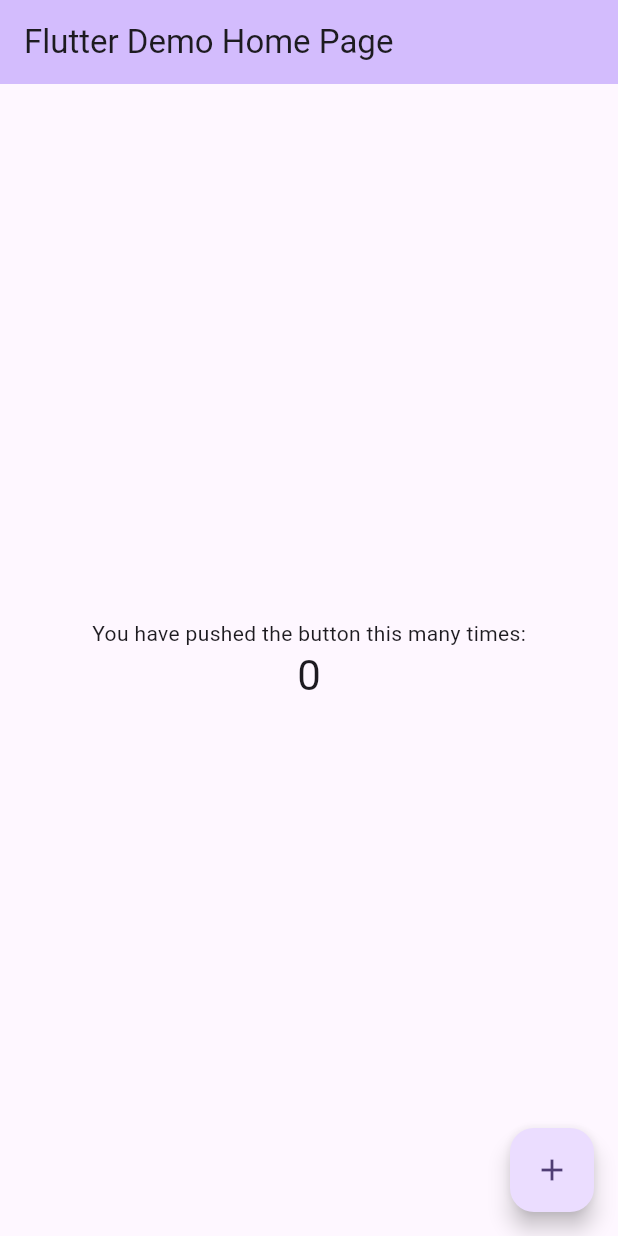
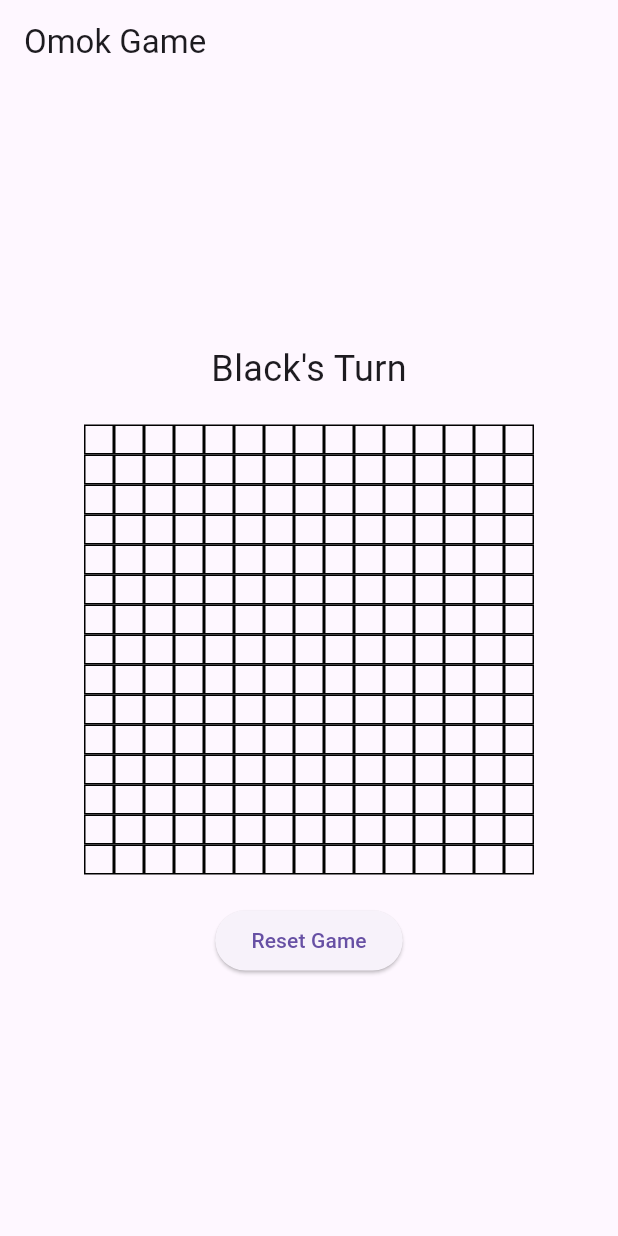
Before and after one commit to kshLithium/omok_game, a Flutter app: the screen it shows after launch, on a phone screen of 412 x 824 dp. Run offline on Flutter 3.47's test engine with Material 3 defaults, Android fonts, the light colour scheme and no system bars.

Commit message:
code omok-game

```diff
--- a/lib/main.dart
+++ b/lib/main.dart
@@ -1,125 +1,112 @@
 import 'package:flutter/material.dart';
 
-void main() {
-  runApp(const MyApp());
-}
+void main() => runApp(OmokGameApp());
 
-class MyApp extends StatelessWidget {
-  const MyApp({super.key});
-
-  // This widget is the root of your application.
+class OmokGameApp extends StatelessWidget {
   @override
   Widget build(BuildContext context) {
     return MaterialApp(
-      title: 'Flutter Demo',
+      title: 'Omok Game',
       theme: ThemeData(
-        // This is the theme of your application.
-        //
-        // TRY THIS: Try running your application with "flutter run". You'll see
-        // the application has a purple toolbar. Then, without quitting the app,
-        // try changing the seedColor in the colorScheme below to Colors.green
-        // and then invoke "hot reload" (save your changes or press the "hot
-        // reload" button in a Flutter-supported IDE, or press "r" if you used
-        // the command line to start the app).
-        //
-        // Notice that the counter didn't reset back to zero; the application
-        // state is not lost during the reload. To reset the state, use hot
-        // restart instead.
-        //
-        // This works for code too, not just values: Most code changes can be
-        // tested with just a hot reload.
-        colorScheme: ColorScheme.fromSeed(seedColor: Colors.deepPurple),
-        useMaterial3: true,
+        primarySwatch: Colors.blue,
       ),
-      home: const MyHomePage(title: 'Flutter Demo Home Page'),
+      home: OmokGame(),
     );
   }
 }
 
-class MyHomePage extends StatefulWidget {
-  const MyHomePage({super.key, required this.title});
+class OmokGame extends StatefulWidget {
+  @override
+  _OmokGameState createState() => _OmokGameState();
+}
 
-  // This widget is the home page of your application. It is stateful, meaning
-  // that it has a State object (defined below) that contains fields that affect
-  // how it looks.
-
-  // This class is the configuration for the state. It holds the values (in this
-  // case the title) provided by the parent (in this case the App widget) and
-  // used by the build method of the State. Fields in a Widget subclass are
-  // always marked "final".
-
-  final String title;
+class _OmokGameState extends State<OmokGame> {
+  late List<List<int>> board;
+  late bool isBlackTurn;
 
   @override
-  State<MyHomePage> createState() => _MyHomePageState();
-}
+  void initState() {
+    super.initState();
+    initializeBoard();
+  }
 
-class _MyHomePageState extends State<MyHomePage> {
-  int _counter = 0;
+  void initializeBoard() {
+    board = List.generate(15, (_) => List.generate(15, (_) => 0));
+    isBlackTurn = true;
+  }
 
-  void _incrementCounter() {
-    setState(() {
-      // This call to setState tells the Flutter framework that something has
-      // changed in this State, which causes it to rerun the build method below
-      // so that the display can reflect the updated values. If we changed
-      // _counter without calling setState(), then the build method would not be
-      // called again, and so nothing would appear to happen.
-      _counter++;
-    });
+  void dropStone(int row, int col) {
+    if (board[row][col] == 0) {
+      setState(() {
+        board[row][col] = isBlackTurn ? 1 : 2;
+        isBlackTurn = !isBlackTurn;
+      });
+    }
   }
 
   @override
   Widget build(BuildContext context) {
-    // This method is rerun every time setState is called, for instance as done
-    // by the _incrementCounter method above.
-    //
-    // The Flutter framework has been optimized to make rerunning build methods
-    // fast, so that you can just rebuild anything that needs updating rather
-    // than having to individually change instances of widgets.
     return Scaffold(
       appBar: AppBar(
-        // TRY THIS: Try changing the color here to a specific color (to
-        // Colors.amber, perhaps?) and trigger a hot reload to see the AppBar
-        // change color while the other colors stay the same.
-        backgroundColor: Theme.of(context).colorScheme.inversePrimary,
-        // Here we take the value from the MyHomePage object that was created by
-        // the App.build method, and use it to set our appbar title.
-        title: Text(widget.title),
+        title: const Text('Omok Game'),
       ),
       body: Center(
-        // Center is a layout widget. It takes a single child and positions it
-        // in the middle of the parent.
         child: Column(
-          // Column is also a layout widget. It takes a list of children and
-          // arranges them vertically. By default, it sizes itself to fit its
-          // children horizontally, and tries to be as tall as its parent.
-          //
-          // Column has various properties to control how it sizes itself and
-          // how it positions its children. Here we use mainAxisAlignment to
-          // center the children vertically; the main axis here is the vertical
-          // axis because Columns are vertical (the cross axis would be
-          // horizontal).
-          //
-          // TRY THIS: Invoke "debug painting" (choose the "Toggle Debug Paint"
-          // action in the IDE, or press "p" in the console), to see the
-          // wireframe for each widget.
           mainAxisAlignment: MainAxisAlignment.center,
           children: <Widget>[
-            const Text(
-              'You have pushed the button this many times:',
+            Text(
+              isBlackTurn ? "Black's Turn" : "White's Turn",
+              style: const TextStyle(fontSize: 24),
             ),
-            Text(
-              '$_counter',
-              style: Theme.of(context).textTheme.headlineMedium,
+            const SizedBox(height: 20),
+            SizedBox(
+              height: 300,
+              width: 300,
+              child: GridView.builder(
+                gridDelegate: const SliverGridDelegateWithFixedCrossAxisCount(
+                  crossAxisCount: 15,
+                ),
+                itemBuilder: (BuildContext context, int index) {
+                  int row = index ~/ 15;
+                  int col = index % 15;
+                  return GestureDetector(
+                    onTap: () => dropStone(row, col),
+                    child: Container(
+                      //color: Colors.grey[300],
+                      decoration: BoxDecoration(
+                        border: Border.all(color: Colors.black),
+                      ),
+                      child: Center(
+                        child: board[row][col] == 0
+                            ? null
+                            : board[row][col] == 1
+                                ? const CircleAvatar(
+                                    backgroundColor: Colors.black,
+                                    radius: 15,
+                                  )
+                                : const CircleAvatar(
+                                    backgroundColor: Colors.white,
+                                    radius: 15,
+                                  ),
+                      ),
+                    ),
+                  );
+                },
+                itemCount: 15 * 15,
+              ),
+            ),
+            const SizedBox(height: 20),
+            ElevatedButton(
+              onPressed: () {
+                setState(() {
+                  initializeBoard();
+                });
+              },
+              child: const Text('Reset Game'),
             ),
           ],
         ),
       ),
-      floatingActionButton: FloatingActionButton(
-        onPressed: _incrementCounter,
-        tooltip: 'Increment',
-        child: const Icon(Icons.add),
-      ), // This trailing comma makes auto-formatting nicer for build methods.
     );
   }
 }
```
